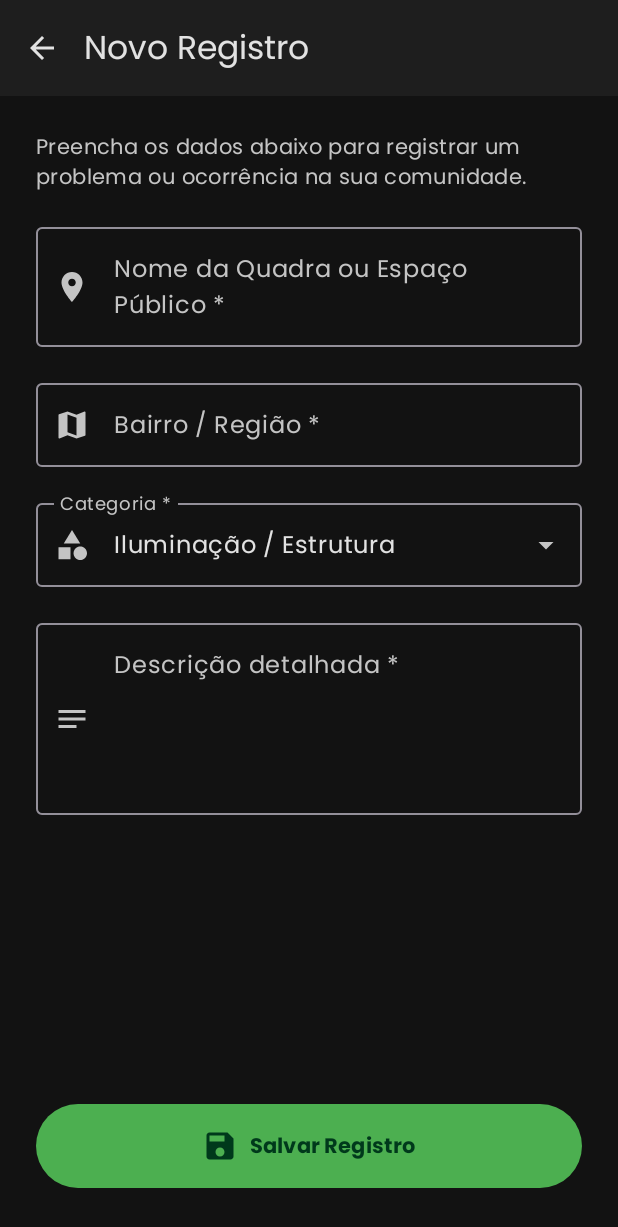
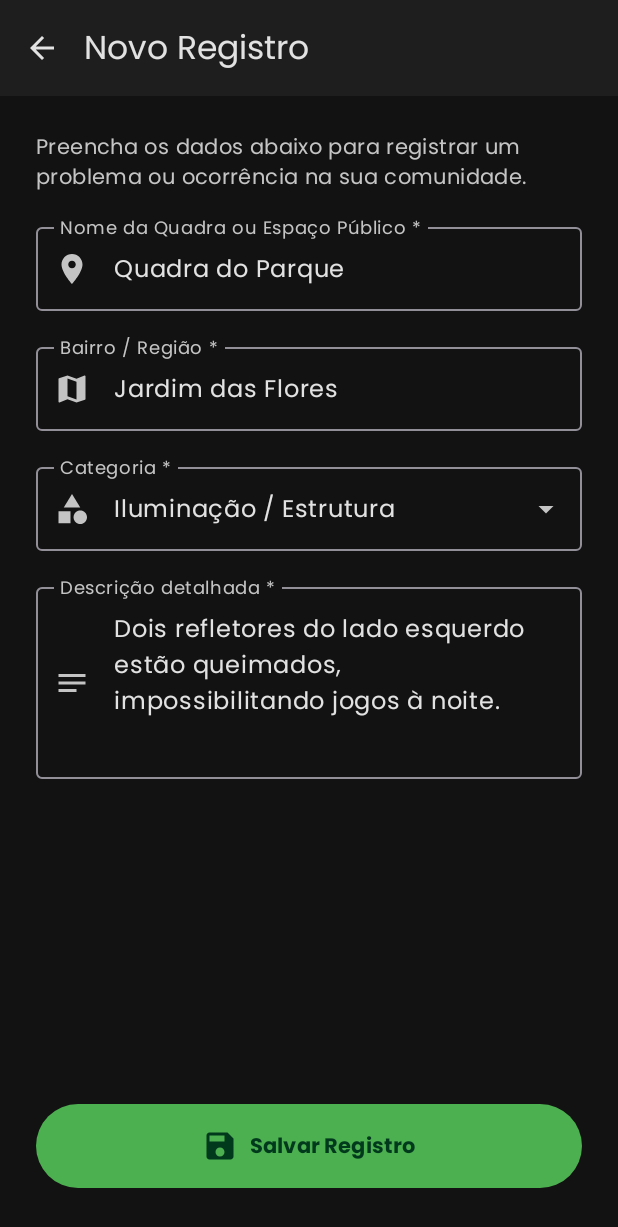
Before and after one commit to mrsMatheusRocha/gs2-kotlin, an Android app built with Jetpack Compose: the DemandFormScreen screen opened through its navigation route, on a phone screen of 412 x 824 dp. Shown: the top 1227 px of the screen. Run offline under Robolectric (Android 15) with nearby library versions, the phone set to English and light mode, and no system bars; our stand-ins replace Room's generated code.

Commit message:
Adicionado valores padrão em DemandFormScreen e atualizado documentação e prints no README

```diff
--- a/app/src/main/java/mrsmatheusrocha/com/github/arenacidada/ui/DemandFormScreen.kt
+++ b/app/src/main/java/mrsmatheusrocha/com/github/arenacidada/ui/DemandFormScreen.kt
@@ -22,11 +22,11 @@ fun DemandFormScreen(
     onSave: (String, String, String, String) -> Unit,
     onBack: () -> Unit
 ) {
-    var courtName by remember { mutableStateOf("") }
-    var neighborhood by remember { mutableStateOf("") }
+    var courtName by remember { mutableStateOf("Quadra do Parque") }
+    var neighborhood by remember { mutableStateOf("Jardim das Flores") }
     var category by remember { mutableStateOf("Iluminação / Estrutura") }
     var expanded by remember { mutableStateOf(false) }
-    var description by remember { mutableStateOf("") }
+    var description by remember { mutableStateOf("Dois refletores do lado esquerdo estão queimados, impossibilitando jogos à noite.") }
     var showError by remember { mutableStateOf(false) }
 
     val categoriesList = listOf(
```
Also changed, not shown: 9 other files.
